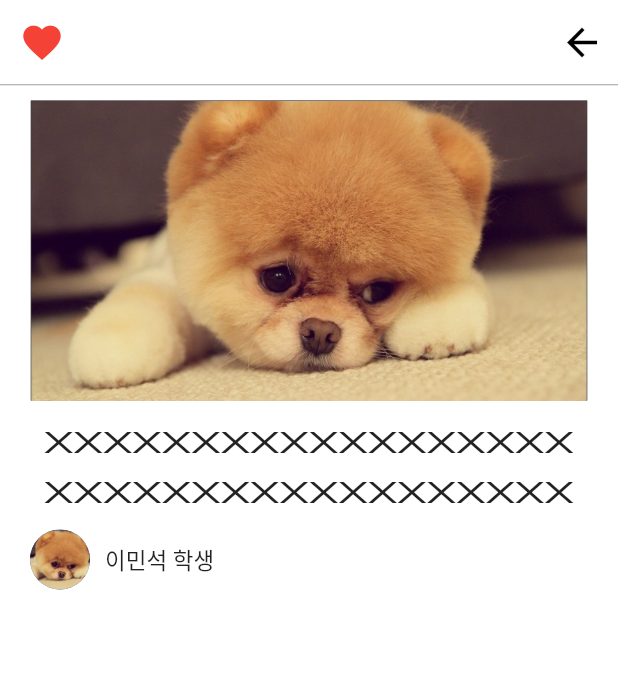
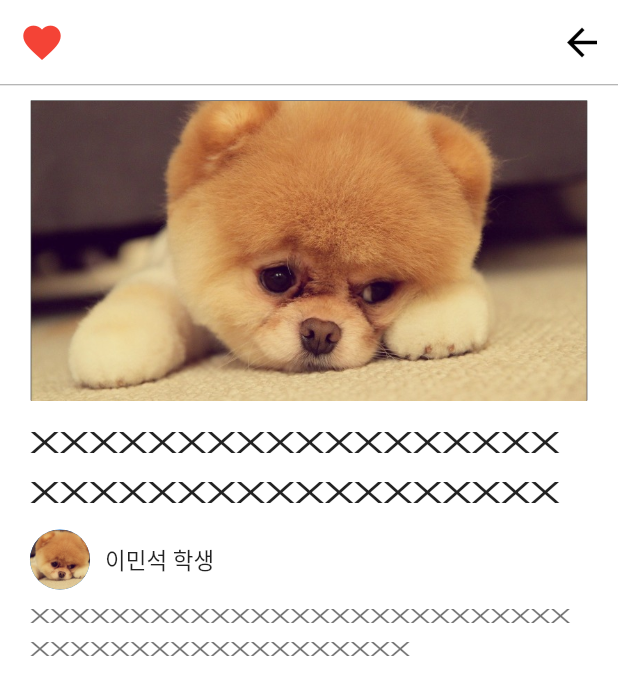
Before and after one commit to L-Hyeon/Illum-into, a Flutter app: the ArticlePage screen opened directly, on a phone screen of 412 x 824 dp. Shown: the top 695 px of the screen. Run offline on Flutter 3.47's test engine with Material 2 defaults, Android fonts, the phone set to English and light mode, and no system bars; our stand-ins replace fluttertoast; missing offline and left inert: transition.

Commit message:
modify ArticlePage

```diff
--- a/lib/widgets/ArticlePage.dart
+++ b/lib/widgets/ArticlePage.dart
@@ -10,6 +10,7 @@ class ArticlePage extends StatefulWidget {
 class _ArticlePageState extends State<ArticlePage> {
   var isLiked = true;
   var title = "xxxxxxxxxxxxxxxxxxxxxxxxxxxxxxxxxxxx";
+  var userComment = "xxxxxxxxxxxxxxxxxxxxxxxxxxxxxxxxxxxxxxxxxxxxxx";
   var author = "이민석";
 
   @override
@@ -66,8 +67,7 @@ class _ArticlePageState extends State<ArticlePage> {
                 style: TextStyle(
                   fontFamily: "Ydestreet",
                   fontSize: 25
-                ),
-                textAlign: TextAlign.center,
+                )
               )
             ),
             Container(
@@ -87,6 +87,18 @@ class _ArticlePageState extends State<ArticlePage> {
                   )
                 ],
               ),
+            ),
+            Container(
+              margin: EdgeInsets.fromLTRB(20, 5, 20, 0),
+              child: Text(
+                "${userComment}",
+                style: TextStyle(
+                  color: Colors.black54,
+                  fontFamily: "Ydestreet",
+                  fontSize: 17
+                ),
+                maxLines: 2,
+              )
             )
           ],
         ),
```
